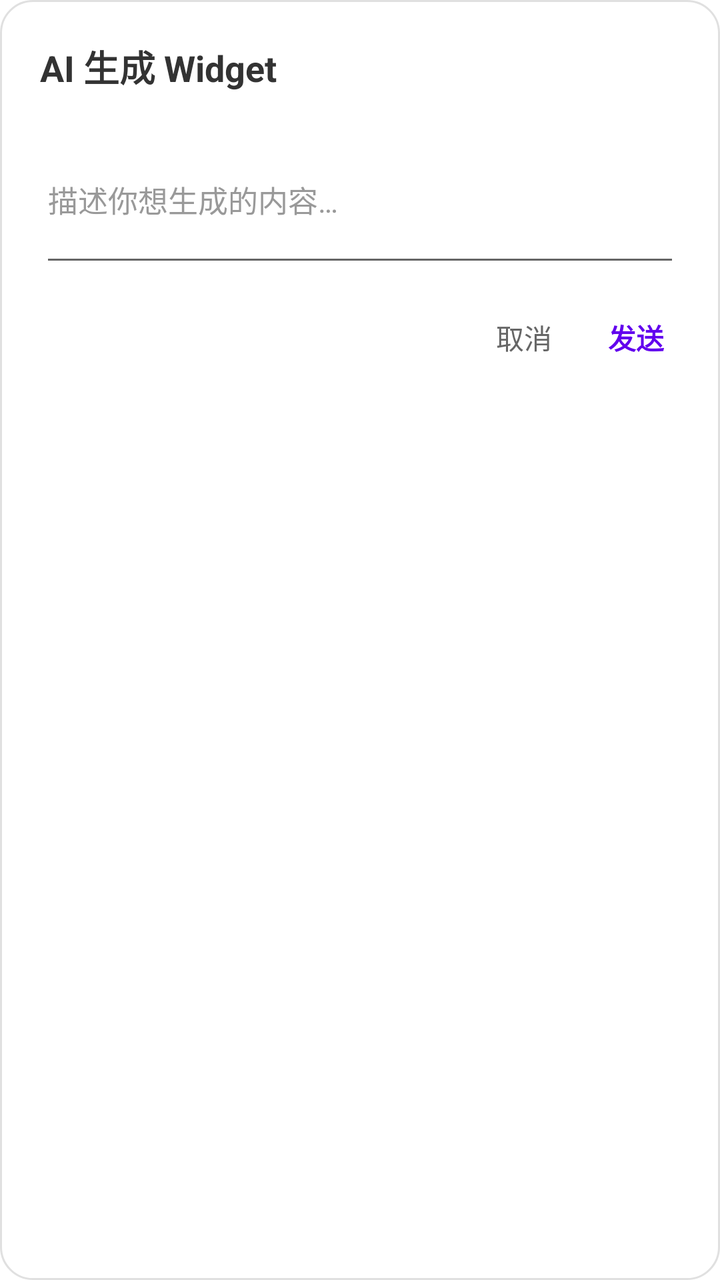
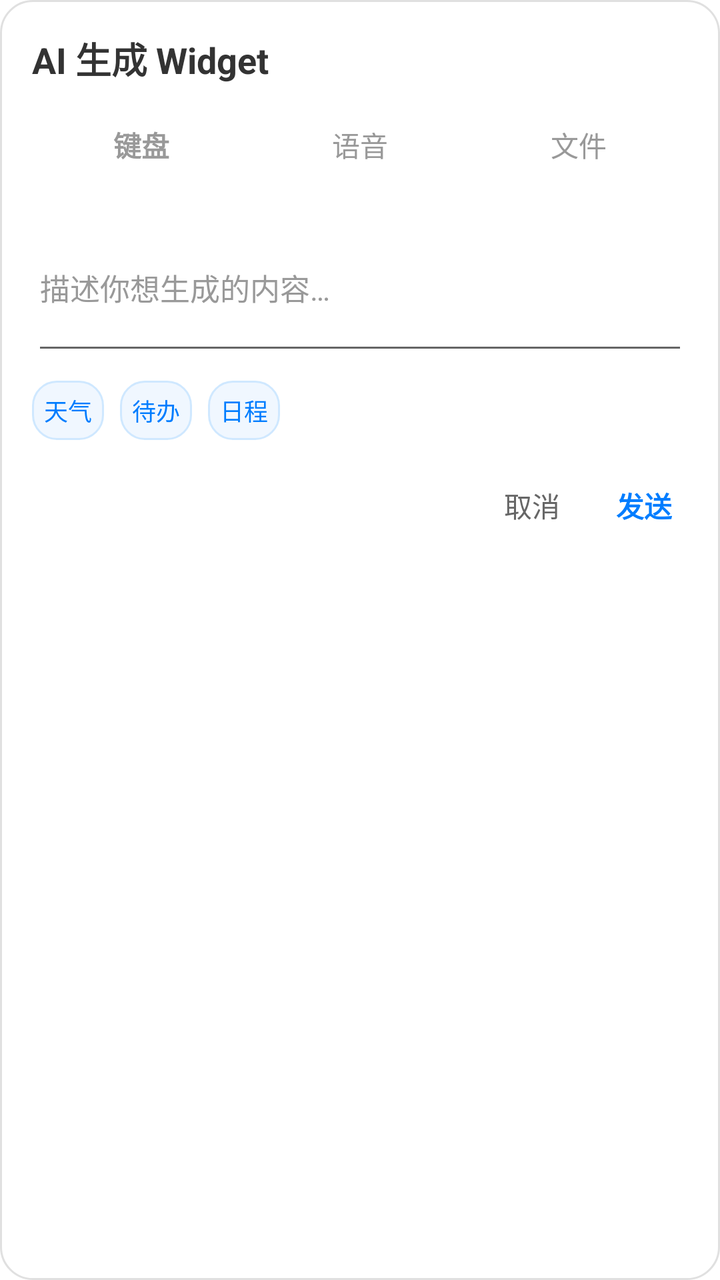

An Android layout rendered at two revisions. The XML below is the earlier revision; the diff shows what the commit changed to produce the second picture.
<!-- AndroidManifest.xml: application theme Theme.AGenUIPlayground -->
<!-- res/layout/widget_input_activity.xml -->
<?xml version="1.0" encoding="utf-8"?>
<LinearLayout xmlns:android="http://schemas.android.com/apk/res/android"
    android:layout_width="match_parent"
    android:layout_height="wrap_content"
    android:layout_gravity="center"
    android:layout_margin="24dp"
    android:background="@drawable/a2ui_widget_bg"
    android:orientation="vertical"
    android:padding="20dp">

    <TextView
        android:layout_width="wrap_content"
        android:layout_height="wrap_content"
        android:text="@string/widget_ai_input_title"
        android:textColor="#333333"
        android:textSize="18sp"
        android:textStyle="bold" />

    <EditText
        android:id="@+id/etAiInput"
        android:layout_width="match_parent"
        android:layout_height="wrap_content"
        android:layout_marginTop="12dp"
        android:hint="@string/widget_ai_input_hint"
        android:inputType="textMultiLine"
        android:minHeight="80dp"
        android:textColor="#333333"
        android:textColorHint="#999999"
        android:textSize="15sp"
        android:importantForAutofill="no" />

    <LinearLayout
        android:layout_width="match_parent"
        android:layout_height="wrap_content"
        android:layout_marginTop="12dp"
        android:gravity="end"
        android:orientation="horizontal">

        <TextView
            android:id="@+id/btnCancel"
            android:layout_width="wrap_content"
            android:layout_height="wrap_content"
            android:background="?android:attr/selectableItemBackgroundBorderless"
            android:padding="8dp"
            android:text="@string/widget_ai_input_cancel"
            android:textColor="#666666"
            android:textSize="14sp" />

        <TextView
            android:id="@+id/btnSend"
            android:layout_width="wrap_content"
            android:layout_height="wrap_content"
            android:layout_marginStart="12dp"
            android:background="?android:attr/selectableItemBackgroundBorderless"
            android:padding="8dp"
            android:text="@string/widget_ai_input_send"
            android:textColor="#6200EE"
            android:textSize="14sp"
            android:textStyle="bold" />
    </LinearLayout>
</LinearLayout>
<!-- resources referenced by this layout -->
<resources>
  <!-- drawable a2ui_widget_bg (drawable) -->
  <?xml version="1.0" encoding="utf-8"?>
  <shape xmlns:android="http://schemas.android.com/apk/res/android"
      android:shape="rectangle">
      <solid android:color="#FFFFFF" />
      <corners android:radius="16dp" />
      <stroke
          android:width="1dp"
          android:color="#E0E0E0" />
  </shape>
  <string name="widget_ai_input_cancel">取消</string>
  <string name="widget_ai_input_hint">描述你想生成的内容…</string>
  <string name="widget_ai_input_send">发送</string>
  <string name="widget_ai_input_title">AI 生成 Widget</string>
  <style name="Theme.AGenUIPlayground" parent="Theme.MaterialComponents.DayNight.DarkActionBar">
          
          <item name="colorPrimary">@color/purple_500</item>
          <item name="colorPrimaryVariant">@color/purple_700</item>
          <item name="colorOnPrimary">@color/white</item>
          
          <item name="colorSecondary">@color/teal_200</item>
          <item name="colorSecondaryVariant">@color/teal_700</item>
          <item name="colorOnSecondary">@color/black</item>
          
          <item name="android:statusBarColor">?attr/colorPrimaryVariant</item>
          
      </style>
</resources>

<!-- the commit's change to res/layout/widget_input_activity.xml (unified diff, before → after) -->
@@ -2,33 +2,206 @@
 <LinearLayout xmlns:android="http://schemas.android.com/apk/res/android"
     android:layout_width="match_parent"
     android:layout_height="wrap_content"
-    android:layout_gravity="center"
-    android:layout_margin="24dp"
+    android:layout_gravity="bottom"
     android:background="@drawable/a2ui_widget_bg"
     android:orientation="vertical"
-    android:padding="20dp">
-
+    android:padding="16dp">
+
+    
     <TextView
         android:layout_width="wrap_content"
         android:layout_height="wrap_content"
+        android:layout_marginBottom="12dp"
         android:text="@string/widget_ai_input_title"
         android:textColor="#333333"
         android:textSize="18sp"
         android:textStyle="bold" />
 
-    <EditText
-        android:id="@+id/etAiInput"
+    
+    <LinearLayout
+        android:id="@+id/tabBar"
         android:layout_width="match_parent"
         android:layout_height="wrap_content"
+        android:orientation="horizontal"
+        android:gravity="center">
+
+        <TextView
+            android:id="@+id/tabKeyboard"
+            android:layout_width="0dp"
+            android:layout_height="36dp"
+            android:layout_weight="1"
+            android:background="@drawable/tab_selector_bg"
+            android:gravity="center"
+            android:text="键盘"
+            android:textColor="@color/tab_text_color"
+            android:textSize="14sp"
+            android:textStyle="bold" />
+
+        <TextView
+            android:id="@+id/tabVoice"
+            android:layout_width="0dp"
+            android:layout_height="36dp"
+            android:layout_weight="1"
+            android:background="@drawable/tab_selector_bg"
+            android:gravity="center"
+            android:text="语音"
+            android:textColor="@color/tab_text_color"
+            android:textSize="14sp" />
+
+        <TextView
+            android:id="@+id/tabFile"
+            android:layout_width="0dp"
+            android:layout_height="36dp"
+            android:layout_weight="1"
+            android:background="@drawable/tab_selector_bg"
+            android:gravity="center"
+            android:text="文件"
+            android:textColor="@color/tab_text_color"
+            android:textSize="14sp" />
+    </LinearLayout>
+
+    
+    <ViewFlipper
+        android:id="@+id/contentFlipper"
+        android:layout_width="match_parent"
+        android:layout_height="wrap_content"
         android:layout_marginTop="12dp"
-        android:hint="@string/widget_ai_input_hint"
-        android:inputType="textMultiLine"
-        android:minHeight="80dp"
-        android:textColor="#333333"
-        android:textColorHint="#999999"
-        android:textSize="15sp"
-        android:importantForAutofill="no" />
-
+        android:minHeight="120dp">
+
+        
+        <LinearLayout
+            android:layout_width="match_parent"
+            android:layout_height="wrap_content"
+            android:orientation="vertical">
+
+            <EditText
+                android:id="@+id/etAiInput"
+                android:layout_width="match_parent"
+                android:layout_height="wrap_content"
+                android:hint="@string/widget_ai_input_hint"
+                android:inputType="textMultiLine"
+                android:minHeight="80dp"
+                android:textColor="#333333"
+                android:textColorHint="#999999"
+                android:textSize="15sp"
+                android:importantForAutofill="no" />
+
+            <LinearLayout
+                android:layout_width="match_parent"
+                android:layout_height="wrap_content"
+                android:layout_marginTop="8dp"
+                android:orientation="horizontal">
+
+                <TextView
+                    android:id="@+id/tvQuickWeather"
+                    android:layout_width="wrap_content"
+                    android:layout_height="wrap_content"
+                    android:background="@drawable/chip_bg"
+                    android:padding="6dp"
+                    android:layout_marginEnd="8dp"
+                    android:text="天气"
+                    android:textColor="#007DFF"
+                    android:textSize="12sp" />
+
+                <TextView
+                    android:id="@+id/tvQuickTodo"
+                    android:layout_width="wrap_content"
+                    android:layout_height="wrap_content"
+                    android:background="@drawable/chip_bg"
+                    android:padding="6dp"
+                    android:layout_marginEnd="8dp"
+                    android:text="待办"
+                    android:textColor="#007DFF"
+                    android:textSize="12sp" />
+
+                <TextView
+                    android:id="@+id/tvQuickAgenda"
+                    android:layout_width="wrap_content"
+                    android:layout_height="wrap_content"
+                    android:background="@drawable/chip_bg"
+                    android:padding="6dp"
+                    android:text="日程"
+                    android:textColor="#007DFF"
+                    android:textSize="12sp" />
+            </LinearLayout>
+        </LinearLayout>
+
+        
+        <LinearLayout
+            android:layout_width="match_parent"
+            android:layout_height="wrap_content"
+            android:gravity="center"
+            android:orientation="vertical"
+            android:minHeight="120dp">
+
+            <TextView
+                android:id="@+id/tvVoiceStatus"
+                android:layout_width="wrap_content"
+                android:layout_height="wrap_content"
+                android:text="点击麦克风开始语音输入"
+                android:textColor="#666666"
+                android:textSize="14sp" />
+
+            <ImageButton
+                android:id="@+id/btnMic"
+                android:layout_width="64dp"
+                android:layout_height="64dp"
+                android:layout_marginTop="12dp"
+                android:background="@drawable/mic_button_bg"
+                android:src="@android:drawable/ic_btn_speak_now"
+                android:contentDescription="语音输入" />
+
+            <TextView
+                android:id="@+id/tvVoiceResult"
+                android:layout_width="match_parent"
+                android:layout_height="wrap_content"
+                android:layout_marginTop="8dp"
+                android:gravity="center"
+                android:textColor="#333333"
+                android:textSize="14sp"
+                android:visibility="gone" />
+        </LinearLayout>
+
+        
+        <LinearLayout
+            android:layout_width="match_parent"
+            android:layout_height="wrap_content"
+            android:orientation="vertical"
+            android:minHeight="120dp">
+
+            <TextView
+                android:id="@+id/tvFileHint"
+                android:layout_width="wrap_content"
+                android:layout_height="wrap_content"
+                android:text="选择 PDF/DOCX/TXT 文件"
+                android:textColor="#666666"
+                android:textSize="14sp" />
+
+            <TextView
+                android:id="@+id/btnSelectFile"
+                android:layout_width="match_parent"
+                android:layout_height="40dp"
+                android:layout_marginTop="8dp"
+                android:background="@drawable/file_button_bg"
+                android:gravity="center"
+                android:text="选择文件"
+                android:textColor="#007DFF"
+                android:textSize="14sp" />
+
+            <TextView
+                android:id="@+id/tvFilePreview"
+                android:layout_width="match_parent"
+                android:layout_height="wrap_content"
+                android:layout_marginTop="8dp"
+                android:ellipsize="end"
+                android:maxLines="5"
+                android:textColor="#666666"
+                android:textSize="13sp"
+                android:visibility="gone" />
+        </LinearLayout>
+    </ViewFlipper>
+
+    
     <LinearLayout
         android:layout_width="match_parent"
         android:layout_height="wrap_content"
@@ -54,7 +227,7 @@
             android:background="?android:attr/selectableItemBackgroundBorderless"
             android:padding="8dp"
             android:text="@string/widget_ai_input_send"
-            android:textColor="#6200EE"
+            android:textColor="#007DFF"
             android:textSize="14sp"
             android:textStyle="bold" />
     </LinearLayout>
<!-- resource entries referenced after the edit -->
@@ -10,6 +10,42 @@
           android:width="1dp"
           android:color="#E0E0E0" />
   </shape>
+  <!-- drawable chip_bg (drawable) -->
+  <?xml version="1.0" encoding="utf-8"?>
+  <shape xmlns:android="http://schemas.android.com/apk/res/android" android:shape="rectangle">
+      <solid android:color="#F0F7FF" />
+      <corners android:radius="12dp" />
+      <stroke android:width="1dp" android:color="#CFE8FF" />
+  </shape>
+  <!-- drawable file_button_bg (drawable) -->
+  <?xml version="1.0" encoding="utf-8"?>
+  <shape xmlns:android="http://schemas.android.com/apk/res/android" android:shape="rectangle">
+      <solid android:color="#F0F7FF" />
+      <corners android:radius="8dp" />
+      <stroke android:width="1dp" android:color="#007DFF" />
+  </shape>
+  <!-- drawable mic_button_bg (drawable) -->
+  <?xml version="1.0" encoding="utf-8"?>
+  <shape xmlns:android="http://schemas.android.com/apk/res/android" android:shape="oval">
+      <solid android:color="#007DFF" />
+      <stroke android:width="2dp" android:color="#FFFFFF" />
+  </shape>
+  <!-- drawable tab_selector_bg (drawable) -->
+  <?xml version="1.0" encoding="utf-8"?>
+  <selector xmlns:android="http://schemas.android.com/apk/res/android">
+      <item android:state_selected="true">
+          <shape android:shape="rectangle">
+              <solid android:color="#E8F0FE" />
+              <corners android:radius="8dp" />
+          </shape>
+      </item>
+      <item>
+          <shape android:shape="rectangle">
+              <solid android:color="@android:color/transparent" />
+              <corners android:radius="8dp" />
+          </shape>
+      </item>
+  </selector>
   <string name="widget_ai_input_cancel">取消</string>
   <string name="widget_ai_input_hint">描述你想生成的内容…</string>
   <string name="widget_ai_input_send">发送</string>
